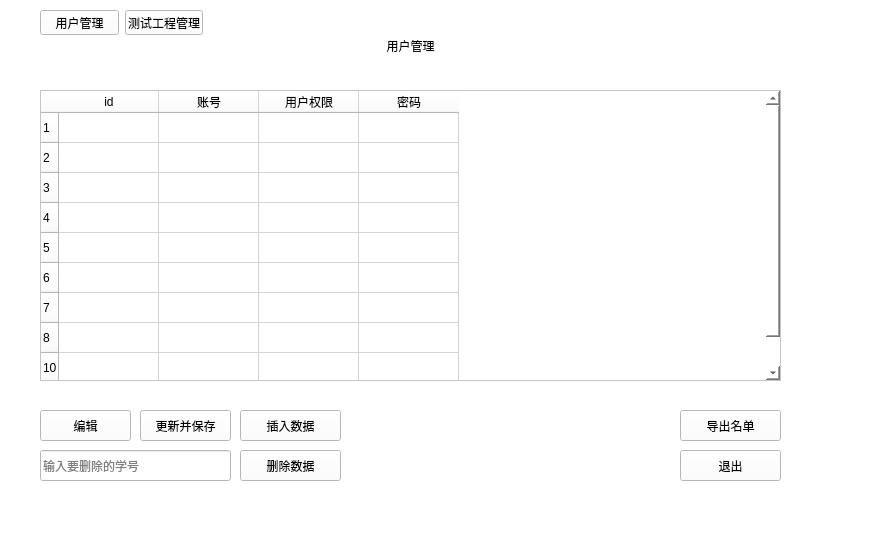
Before: the Qt Designer form manager.ui in Woodsssss/Lanzhou, drawn with Qt 5.
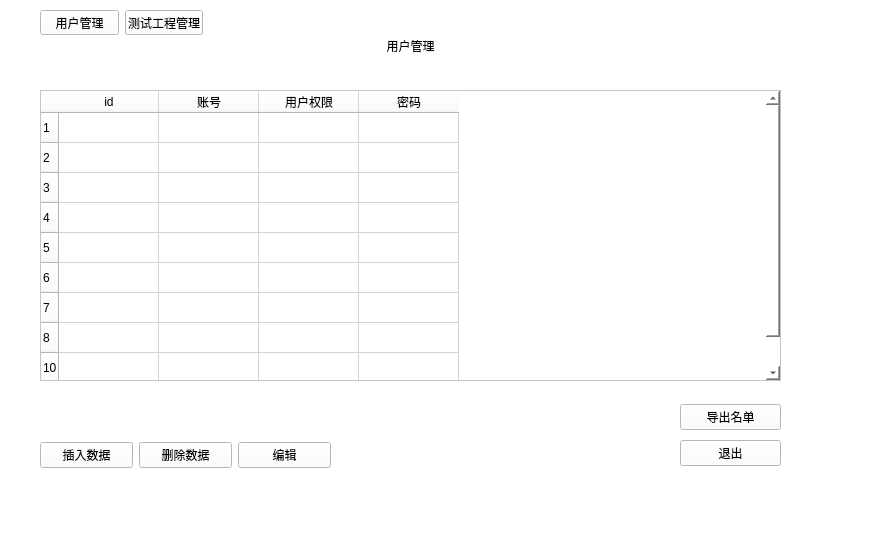
After: the same form once the commit is applied.

What changed in the file:
```diff
--- a/manager.ui
+++ b/manager.ui
@@ -22,8 +22,8 @@
      <rect>
       <x>20</x>
       <y>40</y>
-      <width>841</width>
-      <height>451</height>
+      <width>791</width>
+      <height>461</height>
      </rect>
     </property>
     <property name="styleSheet">
@@ -111,80 +111,6 @@
        </property>
       </column>
      </widget>
-     <widget class="QPushButton" name="button_exit">
-      <property name="geometry">
-       <rect>
-        <x>660</x>
-        <y>410</y>
-        <width>101</width>
-        <height>31</height>
-       </rect>
-      </property>
-      <property name="text">
-       <string>退出</string>
-      </property>
-     </widget>
-     <widget class="QPushButton" name="button_insert">
-      <property name="geometry">
-       <rect>
-        <x>220</x>
-        <y>370</y>
-        <width>101</width>
-        <height>31</height>
-       </rect>
-      </property>
-      <property name="text">
-       <string>插入数据</string>
-      </property>
-     </widget>
-     <widget class="QPushButton" name="button_delete">
-      <property name="geometry">
-       <rect>
-        <x>220</x>
-        <y>410</y>
-        <width>101</width>
-        <height>31</height>
-       </rect>
-      </property>
-      <property name="text">
-       <string>删除数据</string>
-      </property>
-     </widget>
-     <widget class="QLineEdit" name="lineEdit">
-      <property name="geometry">
-       <rect>
-        <x>20</x>
-        <y>410</y>
-        <width>191</width>
-        <height>31</height>
-       </rect>
-      </property>
-      <property name="minimumSize">
-       <size>
-        <width>0</width>
-        <height>0</height>
-       </size>
-      </property>
-      <property name="styleSheet">
-       <string notr="true"/>
-      </property>
-      <property name="placeholderText">
-       <string>输入要删除的学号</string>
-      </property>
-     </widget>
-     <widget class="QPushButton" name="button_save">
-      <property name="geometry">
-       <rect>
-        <x>120</x>
-        <y>370</y>
-        <width>91</width>
-        <height>31</height>
-       </rect>
-      </property>
-      <property name="text">
-       <string>更新并保存</string>
-      </property>
-     </widget>
      <widget class="QLabel" name="label_title">
       <property name="geometry">
        <rect>
@@ -207,39 +133,69 @@
        <set>Qt::AlignCenter</set>
       </property>
      </widget>
-     <widget class="QPushButton" name="button_summary">
+     <widget class="QWidget" name="">
+      <property name="geometry">
+       <rect>
+        <x>20</x>
+        <y>390</y>
+        <width>291</width>
+        <height>51</height>
+       </rect>
+      </property>
+      <layout class="QHBoxLayout" name="horizontalLayout_2">
+       <item>
+        <widget class="QPushButton" name="button_insert">
+         <property name="text">
+          <string>插入数据</string>
+         </property>
+        </widget>
+       </item>
+       <item>
+        <widget class="QPushButton" name="button_delete">
+         <property name="text">
+          <string>删除数据</string>
+         </property>
+        </widget>
+       </item>
+       <item>
+        <widget class="QPushButton" name="pushButton_3">
+         <property name="text">
+          <string>编辑</string>
+         </property>
+        </widget>
+       </item>
+      </layout>
+     </widget>
+     <widget class="QWidget" name="">
       <property name="geometry">
        <rect>
         <x>660</x>
-        <y>370</y>
+        <y>360</y>
         <width>101</width>
-        <height>31</height>
+        <height>71</height>
        </rect>
       </property>
-      <property name="text">
-       <string>导出名单</string>
-      </property>
-     </widget>
-     <widget class="QPushButton" name="button_edit">
-      <property name="geometry">
-       <rect>
-        <x>20</x>
-        <y>370</y>
-        <width>91</width>
-        <height>31</height>
-       </rect>
-      </property>
-      <property name="styleSheet">
-       <string notr="true"/>
-      </property>
-      <property name="text">
-       <string>编辑</string>
-      </property>
+      <layout class="QVBoxLayout" name="verticalLayout">
+       <item>
+        <widget class="QPushButton" name="button_summary">
+         <property name="text">
+          <string>导出名单</string>
+         </property>
+        </widget>
+       </item>
+       <item>
+        <widget class="QPushButton" name="button_exit">
+         <property name="text">
+          <string>退出</string>
+         </property>
+        </widget>
+       </item>
+      </layout>
      </widget>
     </widget>
     <widget class="QWidget" name="page_2"/>
    </widget>
-   <widget class="QWidget" name="">
+   <widget class="QWidget" name="layoutWidget">
     <property name="geometry">
      <rect>
       <x>40</x>
```
